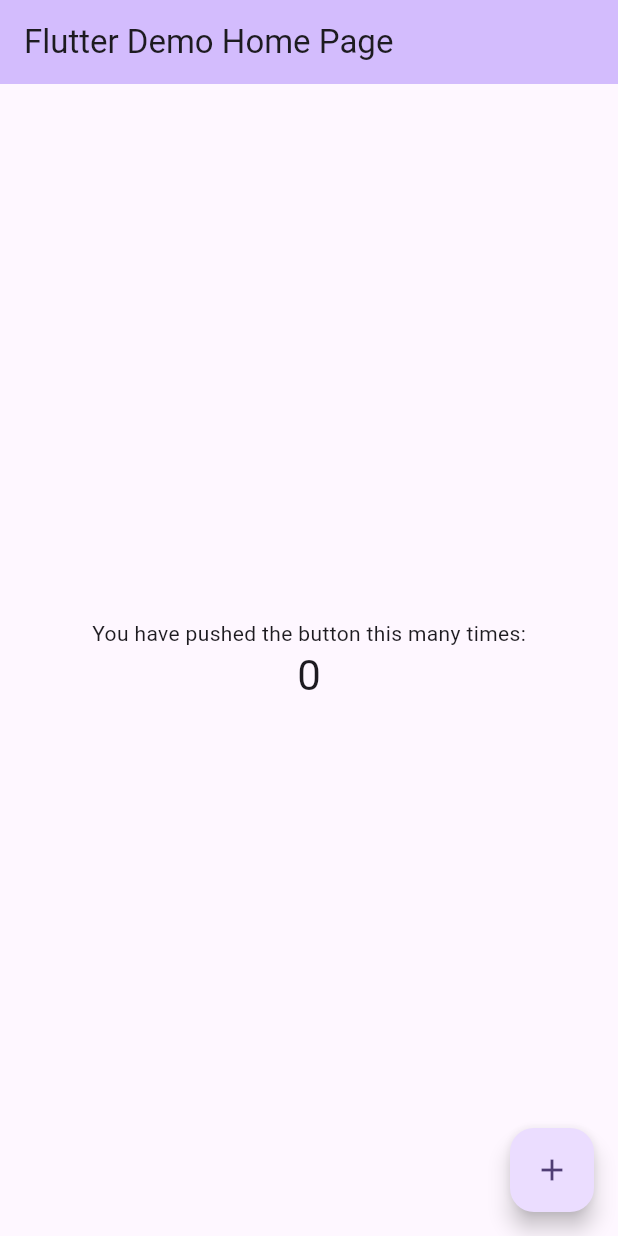
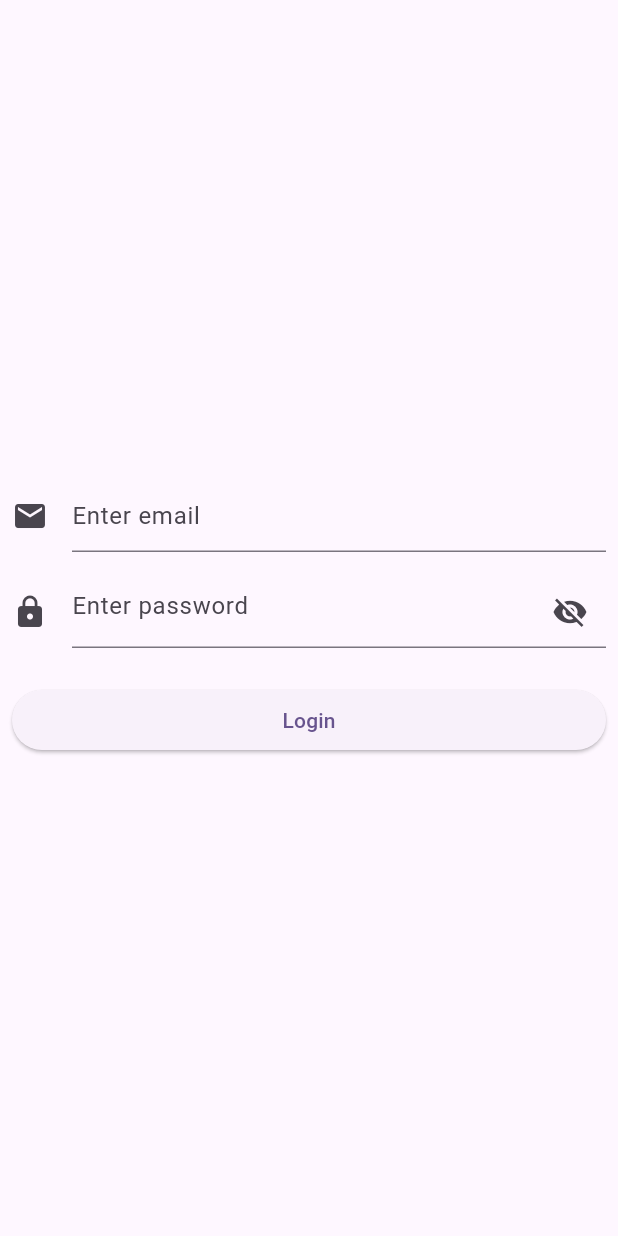
Before and after one commit to mehroshandroid/unicode_todo, a Flutter app: the screen it shows after launch, on a phone screen of 412 x 824 dp. Run offline on Flutter 3.47's test engine with Material 3 defaults, Android fonts, the phone set to English and light mode, and no system bars; our stand-ins replace flutter_riverpod.

Commit message:
base structure, login page, translations, dashboard nav

```diff
--- /dev/null
+++ b/assets/languages/ar.json
@@ -0,0 +1,5 @@
+{
+  "enter_email": "أدخل البريد الإلكتروني",
+  "enter_password": "أدخل كلمة المرور",
+  "login": "تسجيل الدخول"
+}
--- /dev/null
+++ b/assets/languages/en.json
@@ -0,0 +1,5 @@
+{
+  "enter_email": "Enter email",
+  "enter_password": "Enter password",
+  "login": "Login"
+}
--- /dev/null
+++ b/lib/core/app_localizations.dart
@@ -0,0 +1,54 @@
+import 'dart:convert';
+import 'package:flutter/material.dart';
+import 'package:flutter/services.dart';
+
+class AppLocalizations {
+  final Locale locale;
+
+  AppLocalizations(this.locale);
+
+  static AppLocalizations? of(BuildContext context) {
+    return Localizations.of<AppLocalizations>(context, AppLocalizations);
+  }
+
+  static const LocalizationsDelegate<AppLocalizations> delegate =
+  _AppLocalizationsDelegate();
+
+  late Map<String, String> _localizedStrings;
+
+  Future<bool> load() async {
+    String jsonString =
+    await rootBundle.loadString('assets/languages/${locale.languageCode}.json');
+    Map<String, dynamic> jsonMap = json.decode(jsonString);
+
+    _localizedStrings = jsonMap.map((key, value) {
+      return MapEntry(key, value.toString());
+    });
+
+    return true;
+  }
+
+  String translate(String key) {
+    return _localizedStrings[key] ?? key;
+  }
+}
+
+class _AppLocalizationsDelegate
+    extends LocalizationsDelegate<AppLocalizations> {
+  const _AppLocalizationsDelegate();
+
+  @override
+  bool isSupported(Locale locale) {
+    return ['en', 'ar'].contains(locale.languageCode);
+  }
+
+  @override
+  Future<AppLocalizations> load(Locale locale) async {
+    AppLocalizations localizations = AppLocalizations(locale);
+    await localizations.load();
+    return localizations;
+  }
+
+  @override
+  bool shouldReload(LocalizationsDelegate<AppLocalizations> old) => false;
+}
--- a/lib/main.dart
+++ b/lib/main.dart
@@ -1,7 +1,11 @@
 import 'package:flutter/material.dart';
+import 'package:flutter_localizations/flutter_localizations.dart';
+import 'package:flutter_riverpod/flutter_riverpod.dart';
+import 'package:unicode_todo/core/app_localizations.dart';
+import 'package:unicode_todo/ui/login/login_screen.dart';
 
 void main() {
-  runApp(const MyApp());
+  runApp(const ProviderScope(child: MyApp()) );
 }
 
 class MyApp extends StatelessWidget {
@@ -11,115 +15,32 @@
   @override
   Widget build(BuildContext context) {
     return MaterialApp(
-      title: 'Flutter Demo',
+      title: 'Todo',
       theme: ThemeData(
-        // This is the theme of your application.
-        //
-        // TRY THIS: Try running your application with "flutter run". You'll see
-        // the application has a purple toolbar. Then, without quitting the app,
-        // try changing the seedColor in the colorScheme below to Colors.green
-        // and then invoke "hot reload" (save your changes or press the "hot
-        // reload" button in a Flutter-supported IDE, or press "r" if you used
-        // the command line to start the app).
-        //
-        // Notice that the counter didn't reset back to zero; the application
-        // state is not lost during the reload. To reset the state, use hot
-        // restart instead.
-        //
-        // This works for code too, not just values: Most code changes can be
-        // tested with just a hot reload.
         colorScheme: ColorScheme.fromSeed(seedColor: Colors.deepPurple),
         useMaterial3: true,
       ),
-      home: const MyHomePage(title: 'Flutter Demo Home Page'),
+      localeResolutionCallback: (locale, supportedLocales) {
+        if (locale == null) {
+          return supportedLocales.first;
+        }
+        for (var supportedLocale in supportedLocales) {
+          if (supportedLocale.languageCode == locale.languageCode) {
+            return supportedLocale;
+          }
+        }
+        return supportedLocales.first;
+      },
+      supportedLocales: const [
+        Locale('en', ''),
+        Locale('ar', ''),
+      ],
+      localizationsDelegates: const [
+        AppLocalizations.delegate,
+        GlobalMaterialLocalizations.delegate,
+        GlobalWidgetsLocalizations.delegate,
+      ],
+      home: LoginScreen(),
     );
   }
 }
-
-class MyHomePage extends StatefulWidget {
-  const MyHomePage({super.key, required this.title});
-
-  // This widget is the home page of your application. It is stateful, meaning
-  // that it has a State object (defined below) that contains fields that affect
-  // how it looks.
-
-  // This class is the configuration for the state. It holds the values (in this
-  // case the title) provided by the parent (in this case the App widget) and
-  // used by the build method of the State. Fields in a Widget subclass are
-  // always marked "final".
-
-  final String title;
-
-  @override
-  State<MyHomePage> createState() => _MyHomePageState();
-}
-
-class _MyHomePageState extends State<MyHomePage> {
-  int _counter = 0;
-
-  void _incrementCounter() {
-    setState(() {
-      // This call to setState tells the Flutter framework that something has
-      // changed in this State, which causes it to rerun the build method below
-      // so that the display can reflect the updated values. If we changed
-      // _counter without calling setState(), then the build method would not be
-      // called again, and so nothing would appear to happen.
-      _counter++;
-    });
-  }
-
-  @override
-  Widget build(BuildContext context) {
-    // This method is rerun every time setState is called, for instance as done
-    // by the _incrementCounter method above.
-    //
-    // The Flutter framework has been optimized to make rerunning build methods
-    // fast, so that you can just rebuild anything that needs updating rather
-    // than having to individually change instances of widgets.
-    return Scaffold(
-      appBar: AppBar(
-        // TRY THIS: Try changing the color here to a specific color (to
-        // Colors.amber, perhaps?) and trigger a hot reload to see the AppBar
-        // change color while the other colors stay the same.
-        backgroundColor: Theme.of(context).colorScheme.inversePrimary,
-        // Here we take the value from the MyHomePage object that was created by
-        // the App.build method, and use it to set our appbar title.
-        title: Text(widget.title),
-      ),
-      body: Center(
-        // Center is a layout widget. It takes a single child and positions it
-        // in the middle of the parent.
-        child: Column(
-          // Column is also a layout widget. It takes a list of children and
-          // arranges them vertically. By default, it sizes itself to fit its
-          // children horizontally, and tries to be as tall as its parent.
-          //
-          // Column has various properties to control how it sizes itself and
-          // how it positions its children. Here we use mainAxisAlignment to
-          // center the children vertically; the main axis here is the vertical
-          // axis because Columns are vertical (the cross axis would be
-          // horizontal).
-          //
-          // TRY THIS: Invoke "debug painting" (choose the "Toggle Debug Paint"
-          // action in the IDE, or press "p" in the console), to see the
-          // wireframe for each widget.
-          mainAxisAlignment: MainAxisAlignment.center,
-          children: <Widget>[
-            const Text(
-              'You have pushed the button this many times:',
-            ),
-            Text(
-              '$_counter',
-              style: Theme.of(context).textTheme.headlineMedium,
-            ),
-          ],
-        ),
-      ),
-      floatingActionButton: FloatingActionButton(
-        onPressed: _incrementCounter,
-        tooltip: 'Increment',
-        child: const Icon(Icons.add),
-      ), // This trailing comma makes auto-formatting nicer for build methods.
-    );
-  }
-}
--- /dev/null
+++ b/lib/ui/dashboard/dashboard_screen.dart
@@ -0,0 +1,22 @@
+
+import 'package:flutter/material.dart';
+import 'package:flutter_riverpod/flutter_riverpod.dart';
+
+class DashboardScreen extends ConsumerStatefulWidget {
+  const DashboardScreen({super.key});
+
+  @override
+  ConsumerState<DashboardScreen> createState() => _DashBoardScreenState();
+}
+
+class _DashBoardScreenState extends ConsumerState<DashboardScreen> {
+  @override
+  Widget build(BuildContext context) {
+    return Scaffold(
+      body: Center(
+        child: const Text("dashboard screen"),
+      ),
+    );
+  }
+
+}
--- /dev/null
+++ b/lib/ui/login/login_provider.dart
@@ -0,0 +1,4 @@
+import 'package:flutter_riverpod/flutter_riverpod.dart';
+
+final passwordVisibilityProvider =
+    StateProvider.autoDispose<bool>((ref) => false);
--- /dev/null
+++ b/lib/ui/login/login_screen.dart
@@ -0,0 +1,87 @@
+import 'package:flutter/material.dart';
+import 'package:flutter_riverpod/flutter_riverpod.dart';
+import 'package:unicode_todo/core/app_localizations.dart';
+
+import '../../utils/display_utils.dart';
+import '../dashboard/dashboard_screen.dart';
+import 'login_provider.dart';
+
+class LoginScreen extends ConsumerWidget {
+  final TextEditingController emailController = TextEditingController();
+  final TextEditingController passwordController = TextEditingController();
+
+  LoginScreen({super.key});
+
+  @override
+  Widget build(BuildContext context, WidgetRef ref) {
+    final isPasswordVisible = ref.watch(passwordVisibilityProvider);
+
+    return Scaffold(
+      body: SingleChildScrollView(
+        child: SizedBox(
+          height: MediaQuery.of(context).size.height,
+          child: Column(
+            mainAxisAlignment: MainAxisAlignment.center,
+            children: [
+              Padding(
+                padding: const EdgeInsets.all(8.0),
+                child: Column(
+                  children: [
+                    SizedBox(
+                      width: double.infinity,
+                      child: TextField(
+                        decoration: InputDecoration(
+                          icon: const Icon(Icons.email),
+                          hintText: AppLocalizations.of(context)!
+                              .translate('enter_email'),
+                        ),
+                        controller: emailController,
+                      ),
+                    ),
+                    const SizedBox(height: 16.0),
+                    SizedBox(
+                      width: double.infinity,
+                      child: TextField(
+                        decoration: InputDecoration(
+                          icon: const Icon(Icons.lock),
+                          hintText: AppLocalizations.of(context)!
+                              .translate('enter_password'),
+                          suffixIcon: IconButton(
+                            icon: Icon(
+                              isPasswordVisible
+                                  ? Icons.visibility
+                                  : Icons.visibility_off,
+                            ),
+                            onPressed: () {
+                              ref
+                                  .read(passwordVisibilityProvider.notifier)
+                                  .state = !isPasswordVisible;
+                            },
+                          ),
+                        ),
+                        obscureText: !isPasswordVisible,
+                        controller: passwordController,
+                      ),
+                    ),
+                    const SizedBox(height: 24.0),
+                    SizedBox(
+                      width: double.infinity,
+                      child: ElevatedButton(
+                        onPressed: () {
+                          // Add login logic here
+                          clearStackNavigate(context, const DashboardScreen());
+                        },
+                        child: Text(
+                            AppLocalizations.of(context)!.translate('login')),
+                      ),
+                    ),
+                  ],
+                ),
+              ),
+            ],
+          ),
+        ),
+      ),
+    );
+  }
+}
--- /dev/null
+++ b/lib/utils/display_utils.dart
@@ -0,0 +1,10 @@
+import 'package:flutter/material.dart';
+
+void clearStackNavigate(BuildContext context, Widget destination) {
+  Navigator.pushReplacement(
+    context,
+    MaterialPageRoute(
+      builder: (context) => destination,
+    ),
+  );
+}
```
Also changed, not shown: pubspec.yaml (+8 -2 lines), pubspec.lock, 1 other file.
